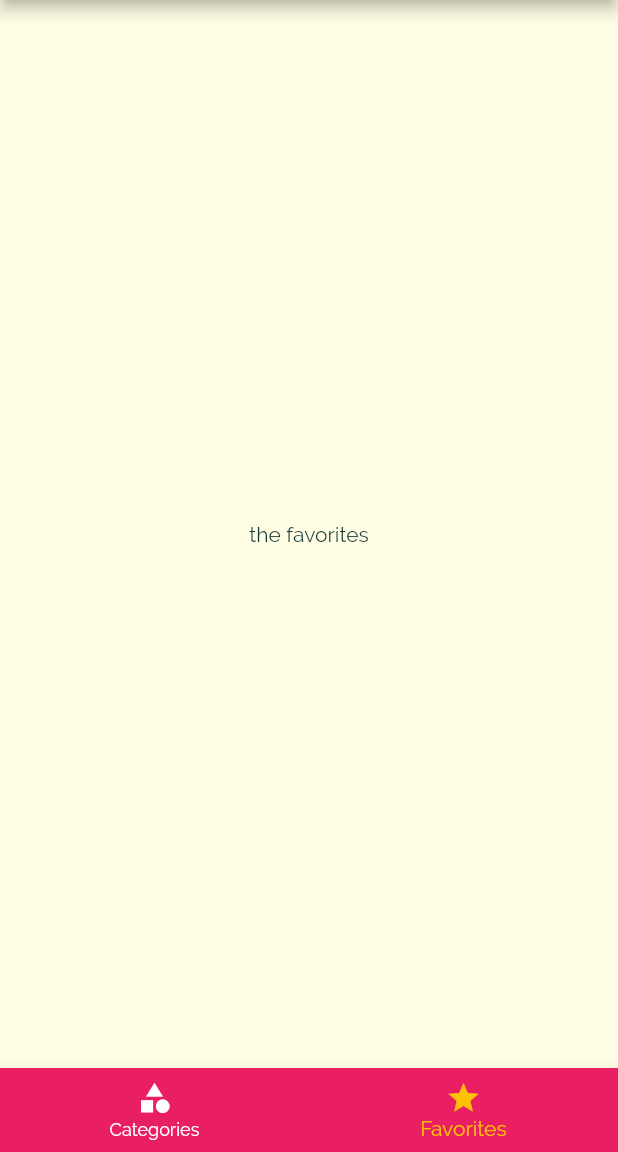
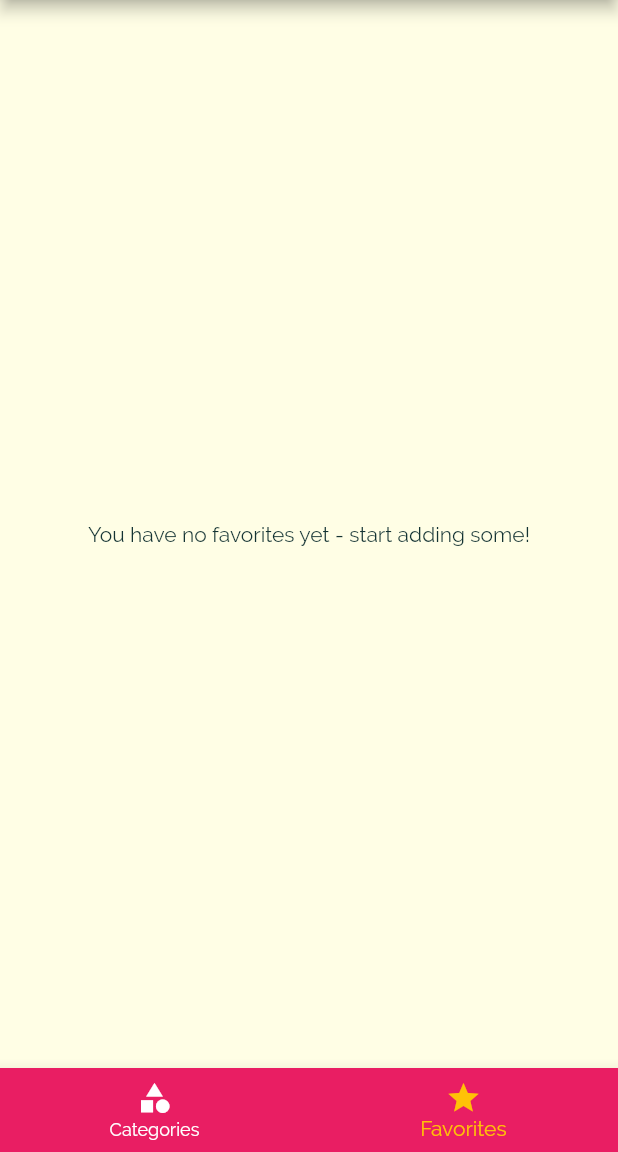
Before and after one commit to abhisheksudhir/meals_app, a Flutter app: the screen it shows after launch, item 2 of the bottom bar chosen, on a phone screen of 412 x 824 dp, the part 84-1236 px from its top. Run offline on Flutter 3.47's test engine with Material 2 defaults, Android fonts, the phone set to English and light mode, and no system bars.

Commit message:
adding favorites(cache problem when deleting favorites from favorites page)

```diff
--- a/lib/main.dart
+++ b/lib/main.dart
@@ -25,26 +25,48 @@ class _MyAppState extends State<MyApp> {
 
   List<Meal> _availableMeals = DUMMY_MEALS;
 
+  List<Meal> _favoriteMeals = [];
+
   void _setFilters(Map<String, bool> filterData) {
     setState(() {
       _filters = filterData;
 
       _availableMeals = DUMMY_MEALS.where((meal) {
-        if(_filters['gluten'] && !meal.isGlutenFree) {
+        if (_filters['gluten'] && !meal.isGlutenFree) {
           return false;
         }
-        if(_filters['lactose'] && !meal.isLactoseFree) {
+        if (_filters['lactose'] && !meal.isLactoseFree) {
           return false;
         }
-        if(_filters['vegan'] && !meal.isVegan) {
+        if (_filters['vegan'] && !meal.isVegan) {
           return false;
         }
-        if(_filters['vegetarian'] && !meal.isVegetarian) {
+        if (_filters['vegetarian'] && !meal.isVegetarian) {
           return false;
         }
         return true;
       }).toList();
     });
+  }
+
+  void _toggleFavorite(String mealId) {
+    final existingIndex =
+        _favoriteMeals.indexWhere((meal) => meal.id == mealId);
+    if (existingIndex >= 0) {
+      setState(() {
+        _favoriteMeals.removeAt(existingIndex);
+      });
+    } else {
+      setState(() {
+        _favoriteMeals.add(
+          DUMMY_MEALS.firstWhere((meal) => meal.id == mealId),
+        );
+      });
+    }
+  }
+
+  bool _isMealFavorite(String id) {
+    return _favoriteMeals.any((meal) => meal.id == id);
   }
 
   @override
@@ -75,9 +97,10 @@ class _MyAppState extends State<MyApp> {
       // home: CategoriesScreen(),
       initialRoute: '/', // default is '/'
       routes: {
-        '/': (ctx) => TabsScreens(),
-        CategoryMealsScreen.routeName: (ctx) => CategoryMealsScreen(_availableMeals),
-        MealDetailScreen.routeName: (ctx) => MealDetailScreen(),
+        '/': (ctx) => TabsScreens(_favoriteMeals),
+        CategoryMealsScreen.routeName: (ctx) =>
+            CategoryMealsScreen(_availableMeals),
+        MealDetailScreen.routeName: (ctx) => MealDetailScreen(_toggleFavorite, _isMealFavorite),
         FiltersScreen.routeName: (ctx) => FiltersScreen(_filters, _setFilters),
       },
       // to be used when you have routes being set dynamically
--- a/lib/screens/category_meals_screen.dart
+++ b/lib/screens/category_meals_screen.dart
@@ -73,7 +73,6 @@ class _CategoryMealsScreenState extends State<CategoryMealsScreen> {
             duration: displayedMeals[index].duration,
             affordability: displayedMeals[index].affordability,
             complexity: displayedMeals[index].complexity,
-            removeItem: _removeMeal,
           );
         },
         itemCount: displayedMeals.length,
--- a/lib/screens/favorites_screen.dart
+++ b/lib/screens/favorites_screen.dart
@@ -1,10 +1,37 @@
 import 'package:flutter/material.dart';
 
+import '../models/meal.dart';
+import '../widgets/meal_item.dart';
+
 class FavoritesScreen extends StatelessWidget {
+  final List<Meal> favoriteMeals;
+
+  FavoritesScreen(
+    this.favoriteMeals,
+  );
+
   @override
   Widget build(BuildContext context) {
-    return Center(
-      child: Text('the favorites'),
-    );
+    if (favoriteMeals.isEmpty) {
+      return Center(
+        child: Text(
+          'You have no favorites yet - start adding some!',
+        ),
+      );
+    } else {
+      return ListView.builder(
+        itemBuilder: (ctx, index) {
+          return MealItem(
+            id: favoriteMeals[index].id,
+            title: favoriteMeals[index].title,
+            imageUrl: favoriteMeals[index].imageUrl,
+            duration: favoriteMeals[index].duration,
+            affordability: favoriteMeals[index].affordability,
+            complexity: favoriteMeals[index].complexity,
+          );
+        },
+        itemCount: favoriteMeals.length,
+      );
+    }
   }
 }
--- a/lib/screens/tabs_screen.dart
+++ b/lib/screens/tabs_screen.dart
@@ -1,27 +1,42 @@
 import 'package:flutter/material.dart';
 
+import '../models/meal.dart';
 import '../widgets/main_drawer.dart';
 import './favorites_screen.dart';
 import './categories_screen.dart';
 
 class TabsScreens extends StatefulWidget {
+  final List<Meal> favoriteMeals;
+
+  TabsScreens(
+    this.favoriteMeals,
+  );
+
   @override
   _TabsScreensState createState() => _TabsScreensState();
 }
 
 class _TabsScreensState extends State<TabsScreens> {
-  final List<Map<String, Object>> _pages = [
+  List<Map<String, Object>> _pages;
+
+  int _selectedPageIndex = 0;
+
+  @override
+  void initState() {
+    _pages = [
     {
       'page': CategoriesScreen(),
       'title': 'Categories',
     },
     {
-      'page': FavoritesScreen(),
+      'page': FavoritesScreen(
+        widget.favoriteMeals,
+      ),
       'title': 'Favorites',
     },
   ];
-
-  int _selectedPageIndex = 0;
+    super.initState();
+  }
 
   void _selectPage(int index) {
     setState(() {
--- a/lib/widgets/meal_item.dart
+++ b/lib/widgets/meal_item.dart
@@ -10,7 +10,6 @@ class MealItem extends StatelessWidget {
   final int duration;
   final Complexity complexity;
   final Affordability affordability;
-  final Function removeItem;
 
   String get complexityText {
     switch (complexity) {
@@ -51,7 +50,6 @@ class MealItem extends StatelessWidget {
     @required this.duration,
     @required this.complexity,
     @required this.affordability,
-    @required this.removeItem,
   });
 
   void selectMeal(BuildContext ctx) {
@@ -62,7 +60,7 @@ class MealItem extends StatelessWidget {
     )
         .then((result) {
       if(result!=null) {
-        removeItem(result);
+        // removeItem(result);
       }
     });
   }
```
Also changed, not shown: lib/screens/meal_detail_screen.dart (+10 -4 lines).
